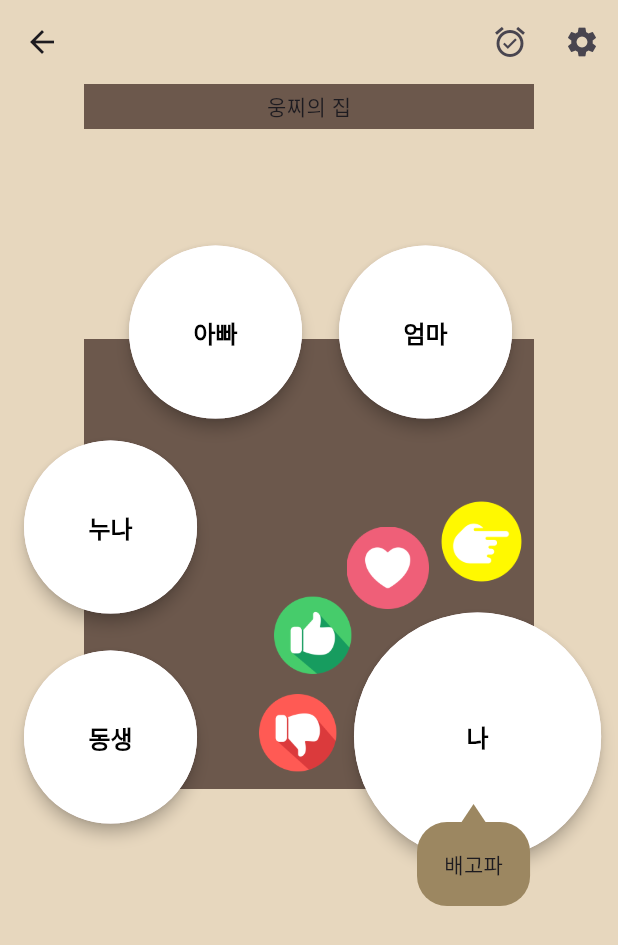
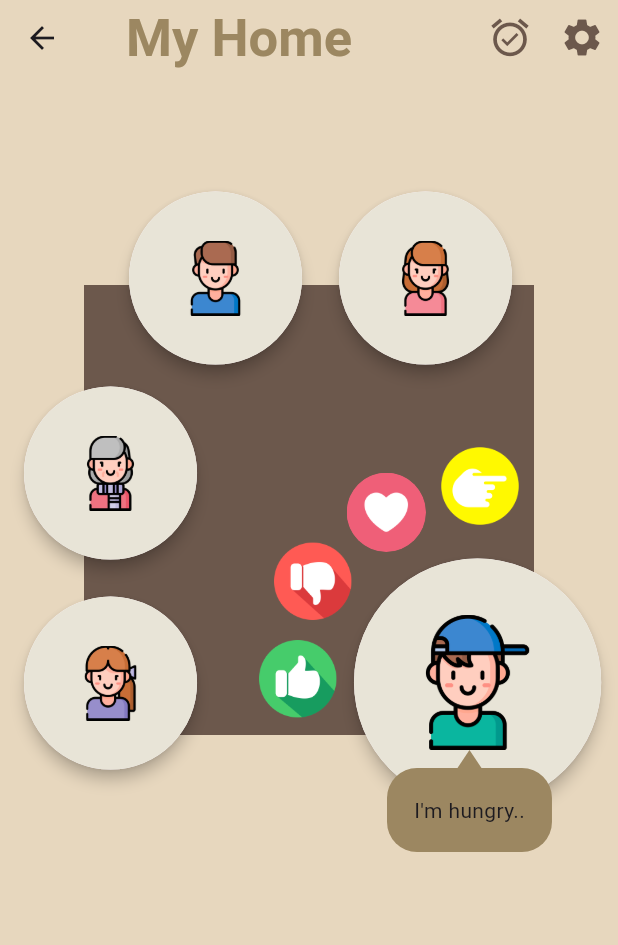
Before and after one commit to Fam-Story/fam-Story_frontend, a Flutter app: the HomePage screen opened directly, on a phone screen of 412 x 824 dp. Shown: the top 945 px of the screen. Run offline on Flutter 3.47's test engine with Material 2 defaults, Android fonts, the phone set to English and light mode, and no system bars; our stand-ins replace flutter_calendar_carousel, flutter_secure_storage, font_awesome_flutter; accounts and stored records are empty; Roboto replaces fonts that are missing (AppleSDGothicNeo).

```diff
--- a/lib/pages/home_page.dart
+++ b/lib/pages/home_page.dart
@@ -1,6 +1,9 @@
 import 'package:flutter/material.dart';
 import 'package:fam_story_frontend/style.dart';
+import 'package:flutter/services.dart';
 import 'package:font_awesome_flutter/font_awesome_flutter.dart';
+
+enum Interaction { thumbUp, thumbDown, heart, poke }
 
 class HomePage extends StatelessWidget {
   const HomePage({super.key});
@@ -9,12 +12,34 @@ class HomePage extends StatelessWidget {
   Widget build(BuildContext context) {
     return Scaffold(
       backgroundColor: AppColor.backgroudColor,
-      appBar: AppBar(
+      appBar: PreferredSize(
+        preferredSize: const Size.fromHeight(50),
+        child: AppBar(
           backgroundColor: AppColor.backgroudColor,
+          title: const Padding(
+            padding: EdgeInsets.all(12.0),
+            child: Text(
+              "My Home",
+              style: TextStyle(
+                  fontFamily: 'AppleSDGothicNeo',
+                  fontWeight: FontWeight.bold,
+                  color: AppColor.textColor,
+                  fontSize: 35),
+            ),
+          ),
           actions: [
-          IconButton(onPressed: () {}, icon: const Icon(Icons.alarm_on)),
-          IconButton(onPressed: () {}, icon: const Icon(Icons.settings))
+            IconButton(
+                onPressed: () {},
+                icon: const Icon(Icons.alarm_on),
+                color: AppColor.swatchColor,
+                iconSize: 30),
+            IconButton(
+                onPressed: () {},
+                icon: const Icon(Icons.settings),
+                color: AppColor.swatchColor,
+                iconSize: 30)
           ],
+        ),
       ),
       body: const SafeArea(child: HomeBody()),
     );
@@ -29,6 +54,103 @@ class HomeBody extends StatefulWidget {
 }
 
 class _HomeBodyState extends State<HomeBody> {
+  final _formKey = GlobalKey<FormState>();
+  final TextEditingController _textEditingController = TextEditingController();
+  String myState = '';
+
+  void interaction(Interaction data) {
+    if (data == Interaction.thumbUp) {
+      ScaffoldMessenger.of(context).showSnackBar(const SnackBar(
+        content: Text('thumb up'),
+      ));
+    } else if (data == Interaction.thumbDown) {
+      ScaffoldMessenger.of(context).showSnackBar(const SnackBar(
+        content: Text('thumb down'),
+      ));
+    } else if (data == Interaction.heart) {
+      ScaffoldMessenger.of(context).showSnackBar(const SnackBar(
+        content: Text('heart'),
+      ));
+    } else if (data == Interaction.poke) {
+      ScaffoldMessenger.of(context).showSnackBar(const SnackBar(
+        content: Text('poke'),
+      ));
+    }
+  }
+
+  void myStateDialog(BuildContext context) async {
+    await showDialog(
+      context: context,
+      builder: (BuildContext context) {
+        return AlertDialog(
+          shape:
+              RoundedRectangleBorder(borderRadius: BorderRadius.circular(10.0)),
+          elevation: 10.0,
+          icon: const Icon(Icons.account_box, size: 50),
+          iconColor: AppColor.swatchColor,
+          title: const Center(
+              child: Text(
+            'My State',
+            style: TextStyle(
+              fontSize: 18,
+              fontWeight: FontWeight.bold,
+              color: AppColor.textColor,
+            ),
+          )),
+          content: Form(
+            key: _formKey,
+            child: TextFormField(
+              controller: _textEditingController,
+              maxLength: 11,
+              decoration: InputDecoration(
+                  labelText: _textEditingController.text,
+                  suffixIcon: IconButton(
+                      onPressed: () => _textEditingController.clear(),
+                      icon: const Icon(
+                        Icons.cancel,
+                        size: 20,
+                      )),
+                  focusedErrorBorder: const UnderlineInputBorder(
+                      borderSide: BorderSide(
+                    color: AppColor.objectColor,
+                    width: 2,
+                  ))),
+              inputFormatters: [
+                FilteringTextInputFormatter(
+                  RegExp('[a-z A-Z |0-9]'),
+                  allow: true,
+                )
+              ],
+              onSaved: (value) {
+                myState = value!;
+              },
+            ),
+          ),
+          actions: [
+            TextButton(
+              onPressed: () {
+                final formKeyState = _formKey.currentState!;
+                if (formKeyState.validate()) {
+                  formKeyState.save();
+                  Navigator.of(context).pop();
+                }
+              },
+              child: const Text('Ok',
+                  style: TextStyle(color: AppColor.swatchColor, fontSize: 18)),
+            ),
+            TextButton(
+              onPressed: () {
+                Navigator.of(context).pop();
+              },
+              child: const Text('Back',
+                  style: TextStyle(color: AppColor.swatchColor, fontSize: 18)),
+            ),
+          ],
+        );
+      },
+    );
+  }
+
   @override
   Widget build(BuildContext context) {
     // family 수를 여기에 저장
@@ -38,12 +160,6 @@ class _HomeBodyState extends State<HomeBody> {
       child: Center(
         child: Column(
           children: [
-            Container(
-              width: 300,
-              height: 30,
-              color: AppColor.swatchColor,
-              child: Center(child: const Text("웅찌의 집")),
-            ),
             const SizedBox(
               height: 140,
             ),
@@ -62,201 +178,221 @@ class _HomeBodyState extends State<HomeBody> {
                   Positioned(
                     top: -120,
                     left: 170,
-                    child: SizedBox(
-                      child: FamilyMemberButton(
-                        size: 0.28,
+                    child: DragTarget<Interaction>(
+                      builder: (context, candidateData, rejectedData) {
+                        return FamilyMemberButton(
+                          buttonSize: 0.28,
+                          imageSize: 50,
+                          memberImage: 'assets/images/mom.png',
                           onTap: () {},
-                        child: const Text("엄마"),
-                      ),
+                        );
+                      },
+                      onAccept: (data) {
+                        interaction(data);
+                      },
                     ),
                   ),
                   Positioned(
                     top: -120,
                     left: 30,
-                    child: SizedBox(
-                      child: FamilyMemberButton(
-                        size: 0.28,
+                    child: DragTarget<Interaction>(
+                      builder: (context, candidateData, rejectedData) {
+                        return FamilyMemberButton(
+                          buttonSize: 0.28,
+                          imageSize: 50,
+                          memberImage: 'assets/images/dad.png',
                           onTap: () {},
-                        child: const Text("아빠"),
-                      ),
+                        );
+                      },
+                      onAccept: (data) {
+                        interaction(data);
+                      },
                     ),
                   ),
                   Positioned(
                     top: 10,
                     left: -40,
-                    child: SizedBox(
-                      child: FamilyMemberButton(
-                        size: 0.28,
+                    child: DragTarget<Interaction>(
+                      builder: (context, candidateData, rejectedData) {
+                        return FamilyMemberButton(
+                          buttonSize: 0.28,
+                          imageSize: 50,
+                          memberImage: 'assets/images/grandmother.png',
                           onTap: () {},
-                        child: const Text("누나"),
-                      ),
+                        );
+                      },
+                      onAccept: (data) {
+                        interaction(data);
+                      },
                     ),
                   ),
                   Positioned(
                     top: 150,
                     left: -40,
-                    child: SizedBox(
-                      child: FamilyMemberButton(
-                        size: 0.28,
+                    child: DragTarget<Interaction>(
+                      builder: (context, candidateData, rejectedData) {
+                        return FamilyMemberButton(
+                          buttonSize: 0.28,
+                          imageSize: 50,
+                          memberImage: 'assets/images/daughter.png',
                           onTap: () {},
-                        child: const Text("동생"),
-                      ),
+                        );
+                      },
+                      onAccept: (data) {
+                        interaction(data);
+                      },
                     ),
                   ),
                 ] else if (familyMember == 4) ...[
                   Positioned(
                     top: -120,
                     left: 170,
-                    child: SizedBox(
                     child: FamilyMemberButton(
-                        size: 0.32,
+                      buttonSize: 0.36,
+                      imageSize: 90,
+                      memberImage: 'assets/images/son.png',
                       onTap: () {},
-                        child: const Text("엄마"),
-                      ),
                     ),
                   ),
                   Positioned(
                     top: -120,
                     left: 20,
-                    child: SizedBox(
                     child: FamilyMemberButton(
-                        size: 0.32,
+                      buttonSize: 0.36,
+                      imageSize: 90,
+                      memberImage: 'assets/images/son.png',
                       onTap: () {},
-                        child: const Text("아빠"),
-                      ),
                     ),
                   ),
                   Positioned(
                     top: 40,
                     left: -40,
-                    child: SizedBox(
                     child: FamilyMemberButton(
-                        size: 0.32,
+                      buttonSize: 0.32,
+                      imageSize: 90,
+                      memberImage: 'assets/images/son.png',
                       onTap: () {},
-                        child: const Text("누나"),
-                      ),
                     ),
                   ),
                 ] else if (familyMember == 3) ...[
                   Positioned(
                     top: -120,
                     left: 100,
-                    child: SizedBox(
                     child: FamilyMemberButton(
-                        size: 0.36,
+                      buttonSize: 0.36,
+                      imageSize: 90,
+                      memberImage: 'assets/images/son.png',
                       onTap: () {},
-                        child: const Text("엄마"),
-                      ),
                     ),
                   ),
                   Positioned(
                     top: 10,
                     left: -40,
-                    child: SizedBox(
                     child: FamilyMemberButton(
-                        size: 0.36,
+                      buttonSize: 0.36,
+                      imageSize: 90,
+                      memberImage: 'assets/images/son.png',
                       onTap: () {},
-                        child: const Text("누나"),
-                      ),
                     ),
                   ),
                 ] else if (familyMember == 2) ...[
                   Positioned(
                     top: -120,
                     left: -20,
-                    child: SizedBox(
                     child: FamilyMemberButton(
-                        size: 0.40,
+                      buttonSize: 0.4,
+                      imageSize: 90,
+                      memberImage: 'assets/images/son.png',
                       onTap: () {},
-                        child: const Text("엄마"),
                     ),
                   ),
-                  ),
-                ] else ...[],
+                ] else
+                  ...[],
 
                 //Me round
                 Positioned(
                   top: 100,
                   left: 180,
-                    child: SizedBox(
                   child: FamilyMemberButton(
-                          size: 0.4, onTap: () {}, child: const Text("나")),
-                    )),
+                    buttonSize: 0.4,
+                    imageSize: 90,
+                    memberImage: 'assets/images/son.png',
+                    onTap: () {
+                      myStateDialog(context);
+                    },
+                  ),
+                ),
 
-                //Interaction button
-
+                ///Interaction button
                 Positioned(
                   top: 100,
                   left: 230,
-                  child: GestureDetector(
-                    onTap: () {
-                      // 이미지를 탭했을 때의 동작을 여기에 추가
-                    },
-                    child: Image.asset(
-                      'assets/images/poke.png',
-                      fit: BoxFit.fill,
-                      width: 70, // 원하는 너비로 조절
-                      height: 70, // 원하는 높이로 조절
+                  child: Draggable(
+                      feedback: const InteractionButton(
+                          interactionImage: 'assets/images/poke.png', size: 68),
+                      childWhenDragging: Container(
+                        color: AppColor.swatchColor,
                       ),
-                  ),
+                      data: Interaction.heart,
+                      child: const InteractionButton(
+                          interactionImage: 'assets/images/poke.png',
+                          size: 68)),
                 ),
                 Positioned(
                   top: 125,
                   left: 175,
-                  child: GestureDetector(
-                    onTap: () {
-                      // 이미지를 탭했을 때의 동작을 여기에 추가
-                    },
-                    child: Image.asset(
-                      'assets/images/heart.png',
-                      fit: BoxFit.fill,
-                      width: 55, // 원하는 너비로 조절
-                      height: 55, // 원하는 높이로 조절
+                  child: Draggable(
+                      feedback: const InteractionButton(
+                          interactionImage: 'assets/images/heart.png',
+                          size: 53),
+                      childWhenDragging: Container(
+                        color: AppColor.swatchColor,
                       ),
-                  ),
+                      data: Interaction.heart,
+                      child: const InteractionButton(
+                          interactionImage: 'assets/images/heart.png',
+                          size: 53)),
                 ),
                 Positioned(
                   top: 170,
                   left: 125,
-                  child: GestureDetector(
-                    onTap: () {
-                      // 이미지를 탭했을 때의 동작을 여기에 추가
-                    },
-                    child: Image.asset(
-                      'assets/images/thumbup.png',
-                      fit: BoxFit.fill,
-                      width: 55, // 원하는 너비로 조절
-                      height: 55, // 원하는 높이로 조절
+                  child: Draggable(
+                      feedback: const InteractionButton(
+                          interactionImage: 'assets/images/thumbdown.png',
+                          size: 55),
+                      childWhenDragging: Container(
+                        color: AppColor.swatchColor,
                       ),
-                  ),
+                      data: Interaction.thumbDown,
+                      child: const InteractionButton(
+                          interactionImage: 'assets/images/thumbdown.png',
+                          size: 55)),
                 ),
                 Positioned(
                   top: 235,
                   left: 115,
-                  child: GestureDetector(
-                    onTap: () {
-                      // 이미지를 탭했을 때의 동작을 여기에 추가
-                    },
-                    child: Image.asset(
-                      'assets/images/thumbdown.png',
-                      fit: BoxFit.fill,
-                      width: 55, // 원하는 너비로 조절
-                      height: 55, // 원하는 높이로 조절
+                  child: Draggable(
+                      feedback: const InteractionButton(
+                          interactionImage: 'assets/images/thumbup.png',
+                          size: 55),
+                      childWhenDragging: Container(
+                        color: AppColor.swatchColor,
                       ),
-                  ),
+                      data: Interaction.thumbUp,
+                      child: const InteractionButton(
+                          interactionImage: 'assets/images/thumbup.png',
+                          size: 55)),
                 ),
 
-                //SpeechBubble
+                ///SpeechBubble
                 Positioned(
                   top: 310,
-                  left: 210,
+                  left: 190,
                   child: CustomPaint(
-                    painter: SpeechBubble(
-                        color: AppColor.textColor,
-                        alignment: Alignment.topRight),
+                    painter: SpeechBubble(color: AppColor.textColor),
                     child: Container(
                       margin: const EdgeInsets.all(30),
-                      child: const Text("배고파"),
+                      child: const Text("I'm hungry.."),
                     ),
                   ),
                 ),
@@ -270,14 +406,16 @@ class _HomeBodyState extends State<HomeBody> {
 }
 
 class FamilyMemberButton extends StatelessWidget {
-  final double size;
-  final Widget child;
+  final double buttonSize;
+  final double imageSize;
+  final String memberImage;
   final void Function() onTap;
 
   const FamilyMemberButton({
     super.key,
-    required this.size,
-    required this.child,
+    required this.buttonSize,
+    required this.imageSize,
+    required this.memberImage,
     required this.onTap,
   });
 
@@ -293,19 +431,18 @@ class FamilyMemberButton extends StatelessWidget {
         splashColor: AppColor.subColor.withOpacity(0.3),
         onTap: onTap,
         child: Ink(
-          width: screenWidth * size,
-          height: screenHeight * size,
-          padding: const EdgeInsets.symmetric(horizontal: 24, vertical: 16),
+          width: screenWidth * buttonSize,
+          height: screenHeight * buttonSize,
           decoration: const BoxDecoration(
-            color: Colors.white,
+            color: AppColor.objectColor,
           ),
-          child: DefaultTextStyle(
-            style: const TextStyle(
-              fontSize: 16,
-              color: Colors.black,
-              fontWeight: FontWeight.w700,
+          child: Center(
+            child: Image.asset(
+              memberImage,
+              fit: BoxFit.fill,
+              width: imageSize, // 원하는 너비로 조절
+              height: imageSize, // 원하는 높이로 조절
             ),
-            child: Center(child: child),
           ),
         ),
       ),
@@ -314,40 +451,29 @@ class FamilyMemberButton extends StatelessWidget {
 }
 
 class InteractionButton extends StatelessWidget {
-  final Widget child;
-  final void Function() onTap;
+  final String interactionImage;
+  final double size;
 
-  const InteractionButton({
-    super.key,
-    required this.child,
-    required this.onTap,
-  });
+  const InteractionButton(
+      {super.key, required this.interactionImage, required this.size});
 
   @override
   Widget build(BuildContext context) {
-    var screenHeight = MediaQuery.of(context).size.height;
-    var screenWidth = MediaQuery.of(context).size.width;
     return Material(
       shape: const CircleBorder(),
       clipBehavior: Clip.antiAlias,
-      elevation: 4,
+      color: Colors.transparent,
       child: InkWell(
-        splashColor: AppColor.subColor.withOpacity(0.3),
-        onTap: onTap,
+        splashColor: AppColor.swatchColor.withOpacity(1),
+        onTap: () {},
         child: Ink(
-          width: screenWidth * 0.15,
-          height: screenHeight * 0.15,
-          padding: const EdgeInsets.symmetric(horizontal: 24, vertical: 16),
-          decoration: const BoxDecoration(
-            color: AppColor.subColor,
+          width: size,
+          height: size,
+          child: Center(
+            child: Image.asset(
+              interactionImage,
+              fit: BoxFit.fill,
             ),
-          child: DefaultTextStyle(
-            style: const TextStyle(
-              fontSize: 16,
-              color: Colors.black,
-              fontWeight: FontWeight.w700,
-            ),
-            child: Center(child: child),
           ),
         ),
       ),
@@ -357,11 +483,9 @@ class InteractionButton extends StatelessWidget {
 
 class SpeechBubble extends CustomPainter {
   final Color color;
-  final Alignment alignment;
 
   SpeechBubble({
     required this.color,
-    required this.alignment,
   });
 
   final _radius = 20.0;
@@ -369,7 +493,6 @@ class SpeechBubble extends CustomPainter {
 
   @override
   void paint(Canvas canvas, Size size) {
-    if (alignment == Alignment.topRight) {
     canvas.drawRRect(
         RRect.fromLTRBAndCorners(
           0.0 + _x,
@@ -401,7 +524,6 @@ class SpeechBubble extends CustomPainter {
           ..color = color
           ..style = PaintingStyle.fill);
   }
-  }
 
   @override
   bool shouldRepaint(CustomPainter oldDelegate) {
```
Lines whose indentation alone changed are shown as unchanged.
